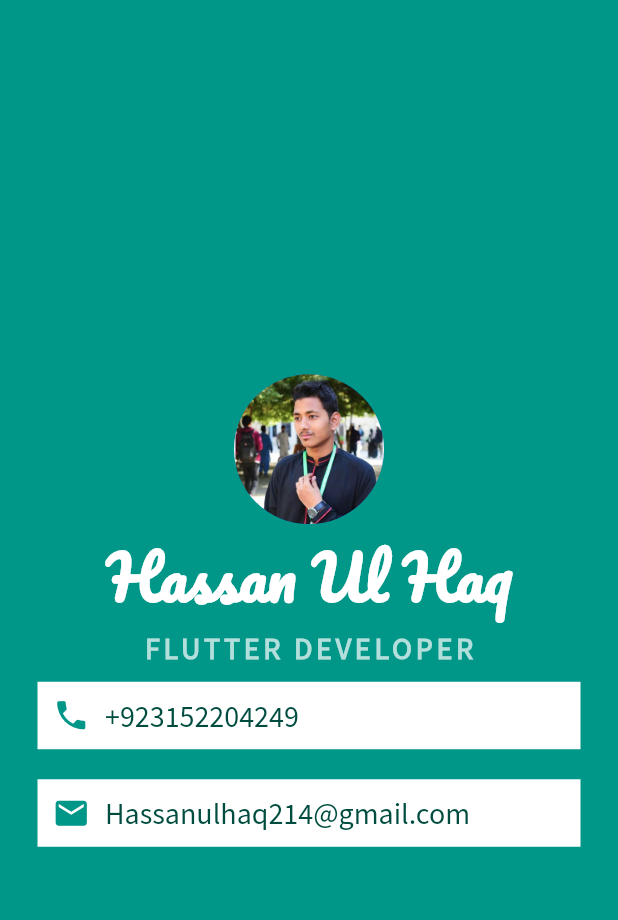
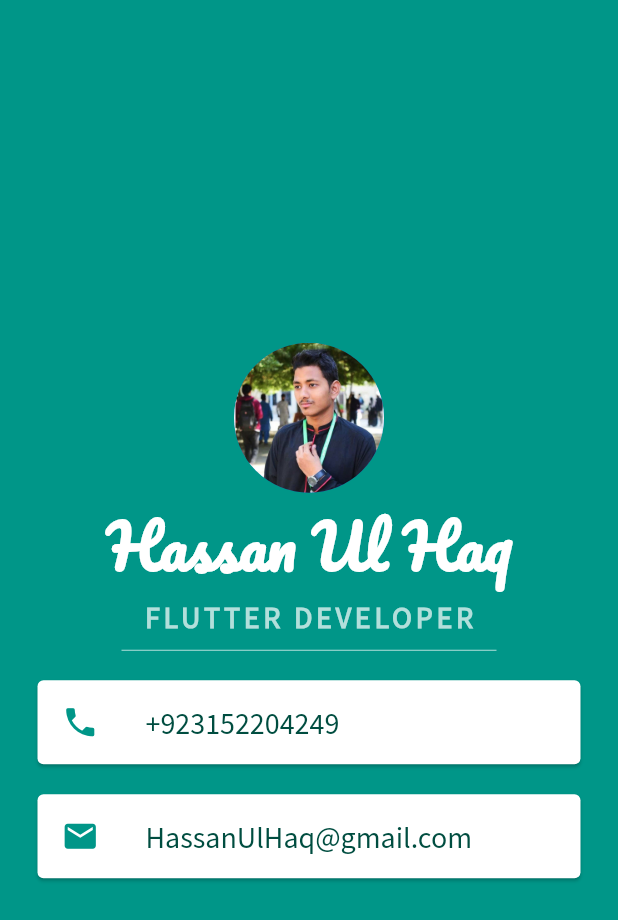
Before and after one commit to Hassanulhaq52/Mi-Card-Flutter, a Flutter app: the screen it shows after launch, on a phone screen of 412 x 824 dp. Shown: the top 920 px of the screen. Run offline on Flutter 3.47's test engine with Material 2 defaults, Android fonts, the phone set to English and light mode, and no system bars.

Commit message:
Flutter Card & ListTile Widgets | Mi Card App Completed.

```diff
--- a/lib/main.dart
+++ b/lib/main.dart
@@ -36,27 +36,29 @@ class MyApp extends StatelessWidget {
                   letterSpacing: 2.5,
                   fontWeight: FontWeight.bold,
 
-
                   // fontWeight: FontWeight.bold,
                 ),
               ),
-              Container(
+              SizedBox(
+                height: 20.0,
+                width: 250,
+                child: Divider(
+                  color: Colors.teal.shade100,
+                ),
+              ),
+              Card(
                 margin: EdgeInsets.symmetric(
                   vertical: 10.0,
                   horizontal: 25.0,
                 ),
                 color: Colors.white,
-                padding: EdgeInsets.all(10.0),
-                child: Row(
-                  children: <Widget>[
-
-                    Icon(
+                child: ListTile(
+                  leading: Icon(
                     Icons.phone,
                     size: 25.0,
                     color: Colors.teal,
                   ),
-                    SizedBox(width: 10.0),
-                    Text(
+                  title: Text(
                     '+923152204249',
                     style: TextStyle(
                       fontFamily: 'Source Sans Pro',
@@ -64,40 +66,30 @@ class MyApp extends StatelessWidget {
                       fontSize: 20.0,
                     ),
                   ),
-
-                  ],
                 ),
-
               ),
-              Container(
+              Card(
                 margin: EdgeInsets.symmetric(
                   vertical: 10.0,
                   horizontal: 25.0,
                 ),
                 color: Colors.white,
-                padding: EdgeInsets.all(10.0),
-                child: Row(
-                  children: <Widget>[
-
-                    Icon(
+                child: ListTile(
+                  leading: Icon(
                     Icons.email,
                     size: 25.0,
                     color: Colors.teal,
                   ),
-                    SizedBox(width: 10.0),
-                    Text(
-                      'Hassanulhaq214@gmail.com',
+                  title: Text(
+                    'HassanUlHaq@gmail.com',
                     style: TextStyle(
                       fontFamily: 'Source Sans Pro',
                       color: Colors.teal.shade900,
                       fontSize: 20.0,
                     ),
                   ),
-
-                  ],
                 ),
-
-              ),
+              )
             ],
           ),
         ),
```
Also changed, not shown: 3 other files. Lines whose indentation alone changed are shown as unchanged.
